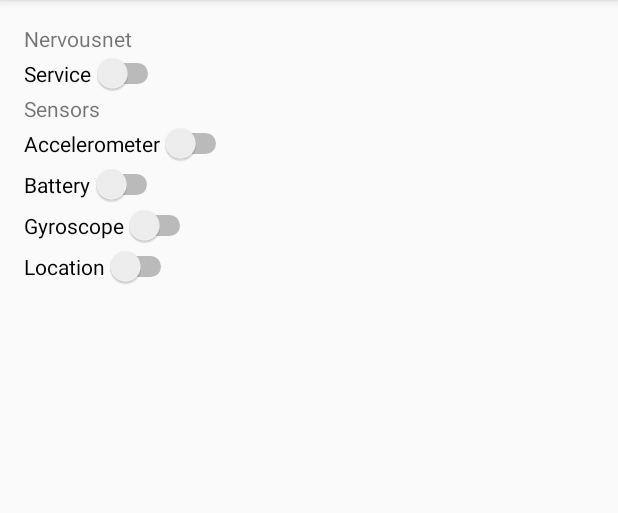
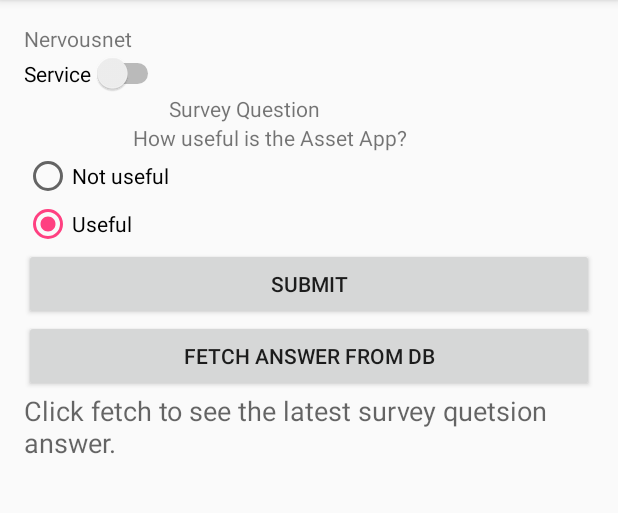
Before and after one commit to prasad79/AssetDemoUsingAAR, an Android app: the screen it shows after launch (MainActivity), on a phone screen of 412 x 824 dp, the part 84-597 px from its top. Run offline under Robolectric (Android 15) with nearby library versions, the phone set to English and light mode, and no system bars; our stand-ins replace EventBus; libraries missing offline, so code that uses them is left out: ch.ethz.coss; 2 statements that could not run were skipped.

Commit message:
Modified to collect Survey Sensor data

```diff
--- a/app/build.gradle
+++ b/app/build.gradle
@@ -7,8 +7,8 @@ android {
         applicationId "ch.ethz.coss.nervousnet.assetdemousingaar"
         minSdkVersion 17
         targetSdkVersion 23
-        versionCode 1
-        versionName "1.0"
+        versionCode 2
+        versionName "1.1"
     }
     buildTypes {
         release {
--- a/app/src/main/java/ch/ethz/coss/nervousnet/assetdemousingaar/MainActivity.java
+++ b/app/src/main/java/ch/ethz/coss/nervousnet/assetdemousingaar/MainActivity.java
@@ -1,21 +1,46 @@
 package ch.ethz.coss.nervousnet.assetdemousingaar;
+import android.os.IBinder;
+import android.os.RemoteException;
 import android.support.v7.app.AppCompatActivity;
 import android.os.Bundle;
+import android.util.Log;
+import android.view.View;
+import android.widget.Button;
 import android.widget.CompoundButton;
+import android.widget.RadioButton;
+import android.widget.RadioGroup;
 import android.widget.Switch;
+import android.widget.TextView;
+import android.widget.Toast;
 
 import org.greenrobot.eventbus.EventBus;
 
+import java.util.ArrayList;
+import java.util.Arrays;
+import java.util.Collections;
+import java.util.Enumeration;
+import java.util.List;
+import java.util.NoSuchElementException;
+
+import ch.ethz.coss.nervousnet.lib.InfoReading;
+import ch.ethz.coss.nervousnet.lib.LibConstants;
+import ch.ethz.coss.nervousnet.lib.NervousnetServiceConnectionListener;
+import ch.ethz.coss.nervousnet.lib.NervousnetServiceController;
+import ch.ethz.coss.nervousnet.lib.RemoteCallback;
+import ch.ethz.coss.nervousnet.lib.SensorReading;
 import ch.ethz.coss.nervousnet.vm.NNLog;
 import ch.ethz.coss.nervousnet.vm.NervousnetVM;
 import ch.ethz.coss.nervousnet.vm.NervousnetVMConstants;
 import ch.ethz.coss.nervousnet.vm.events.NNEvent;
 
-public class MainActivity extends AppCompatActivity {
+public class MainActivity extends AppCompatActivity implements RemoteCallback {
 
 
     public NervousnetVM nn_VM;
-
+    private RadioGroup radioSurvey;
+    private RadioButton radioButton;
+    private Button btnSubmit, btnFetch;
+    private TextView ansTV;
 
     @Override
     protected void onCreate(Bundle savedInstanceState) {
@@ -24,24 +49,18 @@ public class MainActivity extends AppCompatActivity {
 
         nn_VM = new NervousnetVM(getApplicationContext());
 
-        final Switch mainSwitch, accelerometerSwitch;
-        final Switch batterySwitch , gyroSwitch, locationSwitch;
+        final Switch mainSwitch;
+
+
+
 
         mainSwitch = (Switch) findViewById(R.id.switch1);
-        if(nn_VM.getState() == NervousnetVMConstants.STATE_RUNNING)
+        if(nn_VM.getNervousnetState() == NervousnetVMConstants.STATE_RUNNING)
             mainSwitch.setChecked(true);
         else
             mainSwitch.setChecked(false);
 
-        accelerometerSwitch = (Switch) findViewById(R.id.switch2);
-        batterySwitch = (Switch) findViewById(R.id.batt);
-        gyroSwitch = (Switch) findViewById(R.id.gyro);
-        locationSwitch = (Switch) findViewById(R.id.loc);
 
-        if(nn_VM.getState() == NervousnetVMConstants.STATE_RUNNING)
-            mainSwitch.setChecked(true);
-        else
-            mainSwitch.setChecked(false);
 
 
         mainSwitch.setOnCheckedChangeListener(new CompoundButton.OnCheckedChangeListener() {
@@ -50,65 +69,138 @@ public class MainActivity extends AppCompatActivity {
                 if(mainSwitch.isChecked()) {
 
                     EventBus.getDefault().post(new NNEvent(NervousnetVMConstants.EVENT_START_NERVOUSNET_REQUEST));
-                    accelerometerSwitch.setEnabled(true);
-                    batterySwitch.setEnabled(true);
-                    gyroSwitch.setEnabled(true);
-                    locationSwitch.setEnabled(true);
                 }
                 else {
                     EventBus.getDefault().post(new NNEvent(NervousnetVMConstants.EVENT_PAUSE_NERVOUSNET_REQUEST));
-                    accelerometerSwitch.setChecked(false);
-                    batterySwitch.setChecked(false);
-                    gyroSwitch.setChecked(false);
-                    locationSwitch.setChecked(false);
 
-                    accelerometerSwitch.setEnabled(false);
-                    batterySwitch.setEnabled(false);
-                    gyroSwitch.setEnabled(false);
-                    locationSwitch.setEnabled(false);
                 }
             }
         });
 
-        accelerometerSwitch.setOnCheckedChangeListener(new CompoundButton.OnCheckedChangeListener() {
+
+
+
+        radioSurvey = (RadioGroup) findViewById(R.id.radioSurvey);
+        btnSubmit = (Button) findViewById(R.id.button);
+        btnFetch = (Button) findViewById(R.id.Fetch);
+
+        ansTV = (TextView) findViewById(R.id.textView3);
+
+        btnSubmit.setOnClickListener(new View.OnClickListener() {
+
             @Override
-            public void onCheckedChanged(CompoundButton buttonView, boolean isChecked) {
-                byte state = accelerometerSwitch.isChecked() ? NervousnetVMConstants.SENSOR_STATE_AVAILABLE_DELAY_LOW : NervousnetVMConstants.SENSOR_STATE_AVAILABLE_BUT_OFF;
-                NNLog.d("MainActivity", "Accelerometer state = "+state);
+            public void onClick(View v) {
 
-                EventBus.getDefault().post(new NNEvent((long) 0, state, NervousnetVMConstants.EVENT_CHANGE_SENSOR_STATE_REQUEST));
+                if(nn_VM.getNervousnetState() == NervousnetVMConstants.STATE_RUNNING) {
+                    // get selected radio button from radioGroup
+                    int selectedId = radioSurvey.getCheckedRadioButtonId();
+
+                    // find the radiobutton by returned id
+                    radioButton = (RadioButton) findViewById(selectedId);
+
+
+//                    try {
+//                        nervousnetServiceController.getLatestReading(10002);
+//                    } catch (RemoteException e) {
+//                        e.printStackTrace();
+//                    }
+
+                    String [] params = new String[] {
+                            "surveyID",
+                            "qID",
+                            "question",
+                            "type",
+                            "option1",
+                            "option2",
+                            "option3",
+                            "option4",
+                            "chosenAnswer"
+                    };
+                    ArrayList<String> paramNames = new ArrayList<String>(Arrays.asList(params));
+                    SensorReading surveyReading = new SensorReading(10002, "SurveySensor", paramNames);
+
+                    String [] values = new String[] {
+                            "survey-id-1",
+                            "question-id-1",
+                            "How useful is the Asset App",
+                            "1",
+                            "Not useful",
+                            "Usefull",
+                            "-",
+                            "-",
+                            "***replace chosenAnswer here***"
+                    };
+
+                    values[values.length-1] = ""+radioButton.getText();
+                    ArrayList<String> valuesList = new ArrayList<String>(Arrays.asList(values));
+                    surveyReading.setValues(valuesList);
+
+                        nn_VM.store(surveyReading);
+                        Toast.makeText(MainActivity.this,
+                                "Written to database", Toast.LENGTH_SHORT).show();
+
+
+
+
+                } else {
+                    Toast.makeText(MainActivity.this,
+                            "Nervousnet Service not running", Toast.LENGTH_SHORT).show();
+
+                }
+
+
             }
+
+        });
+
+        btnFetch.setOnClickListener(new View.OnClickListener() {
+
+            @Override
+            public void onClick(View v) {
+                // Fetch reading from database.
+
+
+                try {
+                    nn_VM.getReading((long)10002, MainActivity.this);
+                } catch (NoSuchElementException e) {
+                    e.printStackTrace();
+                }
+
+
+
+
+
+            }
+
         });
 
 
-        batterySwitch.setOnCheckedChangeListener(new CompoundButton.OnCheckedChangeListener() {
-            @Override
-            public void onCheckedChanged(CompoundButton buttonView, boolean isChecked) {
-                byte state = batterySwitch.isChecked() ? NervousnetVMConstants.SENSOR_STATE_AVAILABLE_DELAY_LOW : NervousnetVMConstants.SENSOR_STATE_AVAILABLE_BUT_OFF;
-                NNLog.d("MainActivity", "batterySwitch state = "+state);
 
-                EventBus.getDefault().post(new NNEvent((long) 1, state, NervousnetVMConstants.EVENT_CHANGE_SENSOR_STATE_REQUEST));
-            }
-        });
 
-        gyroSwitch.setOnCheckedChangeListener(new CompoundButton.OnCheckedChangeListener() {
-            @Override
-            public void onCheckedChanged(CompoundButton buttonView, boolean isChecked) {
-                byte state = gyroSwitch.isChecked() ? NervousnetVMConstants.SENSOR_STATE_AVAILABLE_DELAY_LOW : NervousnetVMConstants.SENSOR_STATE_AVAILABLE_BUT_OFF;
-                NNLog.d("MainActivity", "gyroSwitch state = "+state);
+    }
 
-                EventBus.getDefault().post(new NNEvent((long) 2, state, NervousnetVMConstants.EVENT_CHANGE_SENSOR_STATE_REQUEST));
-            }
-        });
 
-        locationSwitch.setOnCheckedChangeListener(new CompoundButton.OnCheckedChangeListener() {
-            @Override
-            public void onCheckedChanged(CompoundButton buttonView, boolean isChecked) {
-                byte state = locationSwitch.isChecked() ? NervousnetVMConstants.SENSOR_STATE_AVAILABLE_DELAY_LOW : NervousnetVMConstants.SENSOR_STATE_AVAILABLE_BUT_OFF;
-                NNLog.d("MainActivity", "locationSwitch state = "+state);
+    @Override
+    public void success(List<SensorReading> list) throws RemoteException {
 
-                EventBus.getDefault().post(new NNEvent((long) 3, state, NervousnetVMConstants.EVENT_CHANGE_SENSOR_STATE_REQUEST));
-            }
-        });
+        SensorReading sensorReading = list.get(list.size()-1);
+        if(sensorReading != null) {
+            ArrayList<String> retreivedValues = sensorReading.getValues();
+
+            ansTV.setText("Survey Question: "+retreivedValues.get(1)+" \n Chosen Answer - "+retreivedValues.get(8));
+            Toast.makeText(MainActivity.this,retreivedValues.get(1)+" - "+retreivedValues.get(8), Toast.LENGTH_SHORT).show();
+
+        } else
+            Toast.makeText(MainActivity.this,"Survey database empty", Toast.LENGTH_SHORT).show();
+    }
+
+    @Override
+    public void failure(InfoReading infoReading) throws RemoteException {
+        Toast.makeText(MainActivity.this,"Error: "+infoReading.getInfoCode(), Toast.LENGTH_SHORT).show();
+    }
+
+    @Override
+    public IBinder asBinder() {
+        return null;
     }
 }
--- a/app/src/main/res/layout/activity_main.xml
+++ b/app/src/main/res/layout/activity_main.xml
@@ -27,48 +27,71 @@
     <TextView
         android:layout_width="wrap_content"
         android:layout_height="wrap_content"
-        android:text="Sensors"
+        android:text="Survey Question"
         android:id="@+id/textView2"
-        android:layout_below="@+id/switch1"/>
+        android:layout_below="@+id/switch1"
+        android:layout_toEndOf="@+id/radioSurvey" />
 
-    <Switch
+    <TextView
         android:layout_width="wrap_content"
         android:layout_height="wrap_content"
-        android:text="Accelerometer"
-        android:id="@+id/switch2"
+        android:text="How useful is the Asset App?"
+        android:id="@+id/textView4"
         android:layout_below="@+id/textView2"
-        android:layout_alignParentLeft="true"
+        android:layout_toEndOf="@+id/textView" />
+
+    <RadioGroup
+        android:id="@+id/radioSurvey"
+        android:layout_width="wrap_content"
+        android:layout_height="wrap_content"
+        android:layout_below="@+id/textView4">
+    <RadioButton
+        android:layout_width="wrap_content"
+        android:layout_height="wrap_content"
+        android:text="Not useful"
+        android:id="@+id/radioButton"
+        android:layout_below="@+id/textView4"
+        android:layout_alignParentStart="true"
+        android:checked="false" />
+
+    <RadioButton
+        android:layout_width="wrap_content"
+        android:layout_height="wrap_content"
+        android:text="Useful"
+        android:id="@+id/radioButton2"
+        android:checked="true"
+        android:layout_below="@+id/textView4"
+        android:layout_toEndOf="@+id/textView4" />
+    </RadioGroup>
+
+    <Button
+        android:layout_width="wrap_content"
+        android:layout_height="wrap_content"
+        android:text="Submit"
+        android:id="@+id/button"
+        android:layout_below="@+id/radioSurvey"
+        android:layout_alignParentEnd="true"
         android:layout_alignParentStart="true" />
 
-
-    <Switch
+    <Button
         android:layout_width="wrap_content"
         android:layout_height="wrap_content"
-        android:text="Battery"
-        android:id="@+id/batt"
-        android:layout_below="@+id/switch2"
-        android:layout_alignParentLeft="true"
+        android:text="Fetch Answer from DB"
+        android:id="@+id/Fetch"
+        android:layout_below="@+id/button"
+        android:layout_alignParentEnd="true"
         android:layout_alignParentStart="true" />
 
-
-    <Switch
-        android:layout_width="wrap_content"
+    <TextView
+        android:layout_width="fill_parent"
         android:layout_height="wrap_content"
-        android:text="Gyroscope"
-        android:id="@+id/gyro"
-        android:layout_below="@+id/batt"
-        android:layout_alignParentLeft="true"
-        android:layout_alignParentStart="true" />
+        android:textAppearance="?android:attr/textAppearanceMedium"
+        android:text="Click fetch to see the latest survey quetsion answer."
+        android:id="@+id/textView3"
+        android:layout_below="@+id/Fetch"
+        android:layout_alignEnd="@+id/Fetch" />
 
 
 
-    <Switch
-        android:layout_width="wrap_content"
-        android:layout_height="wrap_content"
-        android:text="Location"
-        android:id="@+id/loc"
-        android:layout_below="@+id/gyro"
-        android:layout_alignParentLeft="true"
-        android:layout_alignParentStart="true" />
 
 </RelativeLayout>
```
Also changed, not shown: 2 other files.
